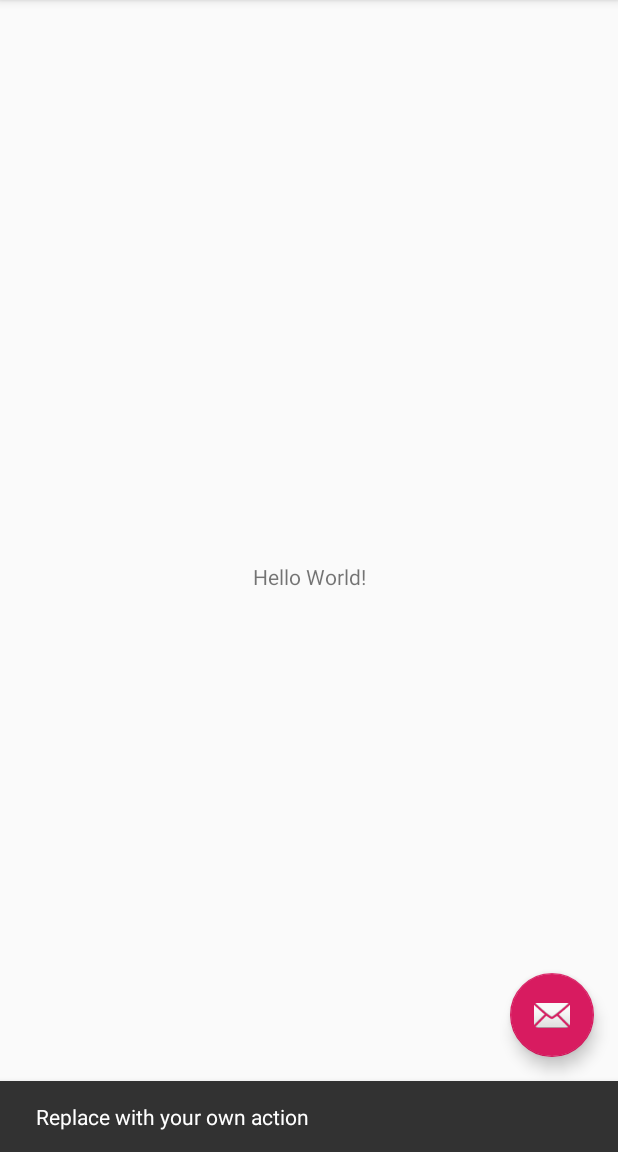
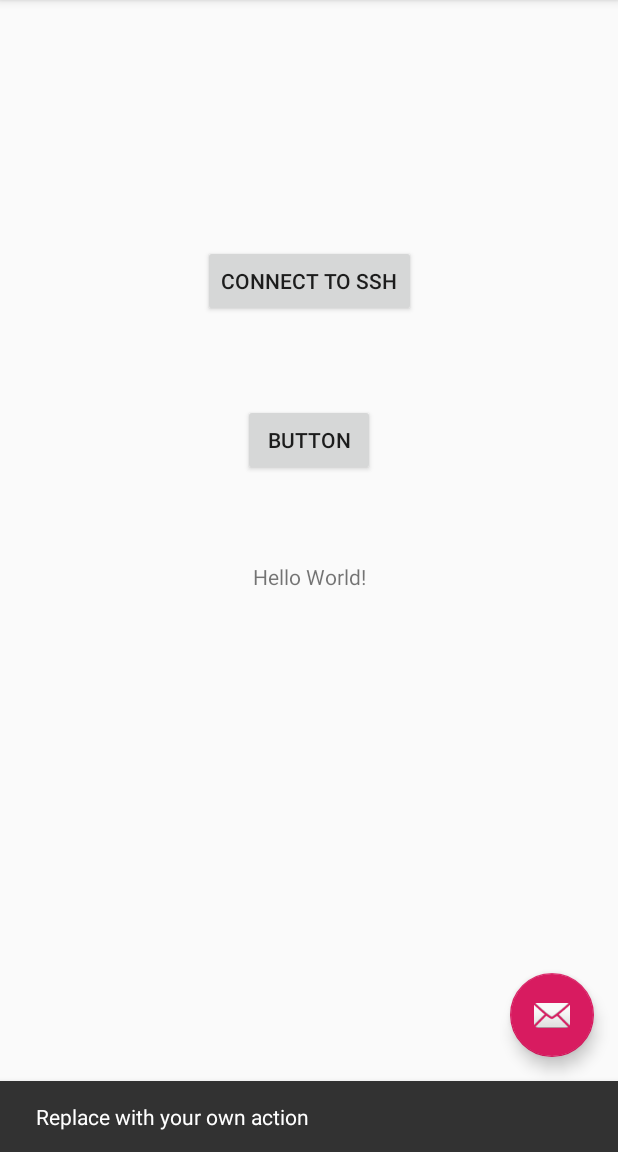
Before and after one commit to bj0rnar/PILocker, an Android app: the screen it shows after launch (MainActivity), after a tap on an icon or button, on a phone screen of 412 x 824 dp, the part 84-1236 px from its top. Run offline under Robolectric (Android 15) with nearby library versions, the light colour scheme and no system bars.

Commit message:
test text

```diff
--- a/app/src/main/java/no/hiof/bjornap/pilocker/MainActivity.java
+++ b/app/src/main/java/no/hiof/bjornap/pilocker/MainActivity.java
@@ -11,8 +11,12 @@
 import android.view.View;
 import android.view.Menu;
 import android.view.MenuItem;
+import android.widget.Button;
+import android.widget.Toast;
 
 public class MainActivity extends AppCompatActivity {
+
+    private Button btn;
 
     @Override
     protected void onCreate(Bundle savedInstanceState) {
@@ -31,6 +35,18 @@
                         .setAction("Action", null).show();
             }
         });
+
+        btn = findViewById(R.id.sshbutton);
+        btn.setOnClickListener(new View.OnClickListener() {
+            @Override
+            public void onClick(View view) {
+                CharSequence rere = "hei på deg";
+                Toast.makeText(getApplicationContext(), rere, Toast.LENGTH_SHORT).show();
+            }
+        });
+
+
+
     }
 
     @Override
--- a/app/src/main/res/layout/content_main.xml
+++ b/app/src/main/res/layout/content_main.xml
@@ -9,6 +9,7 @@
     tools:showIn="@layout/activity_main">
 
     <TextView
+        android:id="@+id/textView"
         android:layout_width="wrap_content"
         android:layout_height="wrap_content"
         android:text="Hello World!"
@@ -17,4 +18,24 @@
         app:layout_constraintRight_toRightOf="parent"
         app:layout_constraintTop_toTopOf="parent" />
 
+    <Button
+        android:id="@+id/sshbutton"
+        android:layout_width="wrap_content"
+        android:layout_height="wrap_content"
+        android:text="Connect to ssh"
+        app:layout_constraintBottom_toTopOf="@+id/textView"
+        app:layout_constraintEnd_toEndOf="parent"
+        app:layout_constraintStart_toStartOf="parent"
+        app:layout_constraintTop_toTopOf="parent" />
+
+    <Button
+        android:id="@+id/button2"
+        android:layout_width="wrap_content"
+        android:layout_height="wrap_content"
+        android:text="Button"
+        app:layout_constraintBottom_toTopOf="@+id/textView"
+        app:layout_constraintEnd_toEndOf="parent"
+        app:layout_constraintStart_toStartOf="parent"
+        app:layout_constraintTop_toBottomOf="@+id/sshbutton" />
+
 </androidx.constraintlayout.widget.ConstraintLayout>
```
